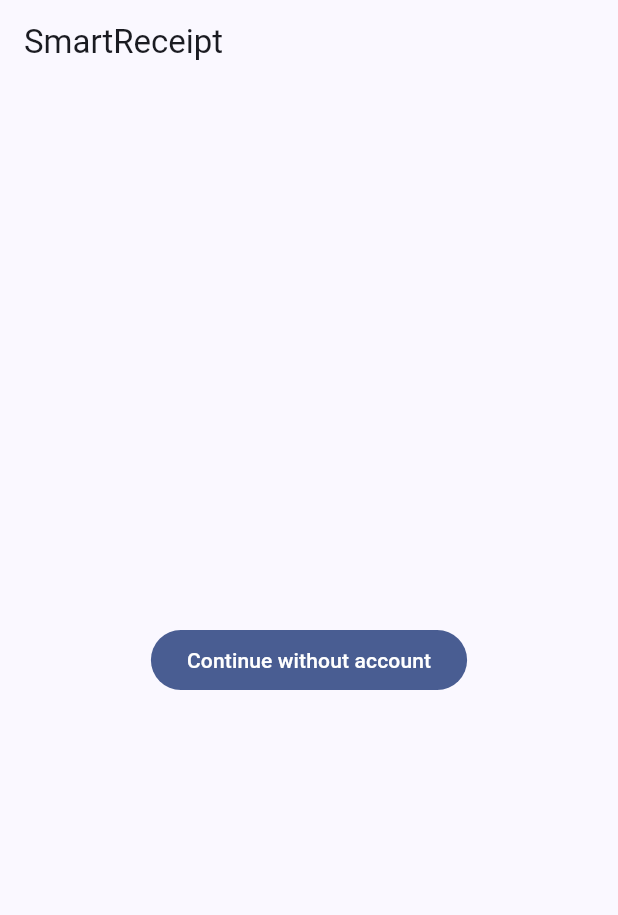
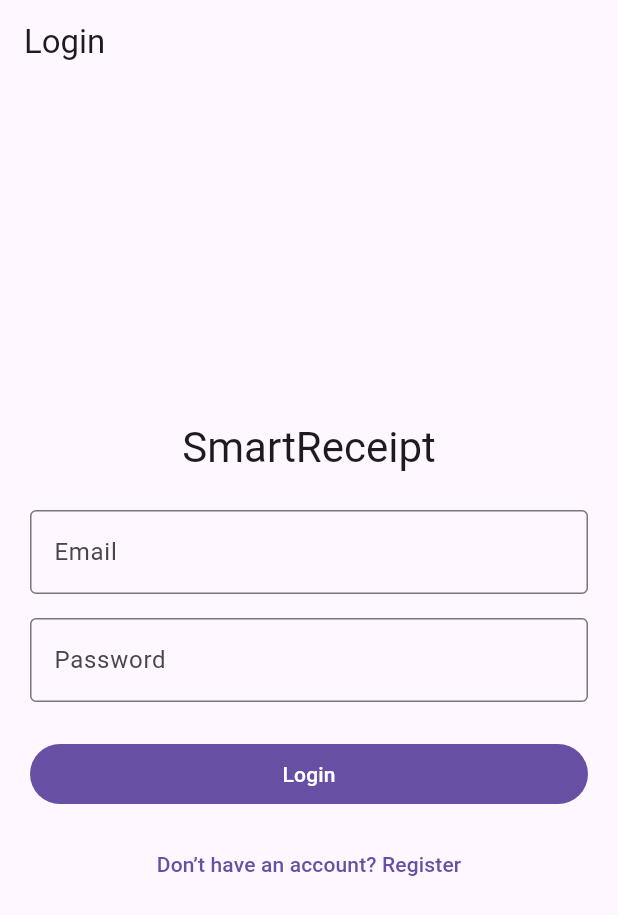
Before and after one commit to Vaibhs-11/smartreceipt-app, a Flutter app: the screen it shows after launch, on a phone screen of 412 x 824 dp. Shown: the top 915 px of the screen. Run offline on Flutter 3.47's test engine with Material 3 defaults, Android fonts, the phone set to English and light mode, and no system bars; our stand-ins replace cloud_firestore, equatable, firebase_auth, firebase_core, firebase_storage, flutter_dotenv and 3 more; accounts and stored records are empty.

Commit message:
adding sign in

```diff
--- a/lib/data/services/auth/auth_service.dart
+++ b/lib/data/services/auth/auth_service.dart
@@ -1,5 +1,5 @@
 import 'dart:async';
-import 'package:firebase_auth/firebase_auth.dart';
+//import 'package:firebase_auth/firebase_auth.dart';
 
 // Public model
 class AppUser {
@@ -11,6 +11,8 @@ class AppUser {
 abstract class AuthService {
   Stream<AppUser?> authStateChanges();
   Future<AppUser?> signInAnonymously();
+  Future<AppUser?> signInWithEmailAndPassword(String email, String password);
+  Future<AppUser?> createUserWithEmailAndPassword(String email, String password);
   Future<void> signOut();
 }
 
--- a/lib/main.dart
+++ b/lib/main.dart
@@ -3,10 +3,15 @@ import 'package:firebase_core/firebase_core.dart';
 import 'package:firebase_auth/firebase_auth.dart';
 import 'package:flutter_riverpod/flutter_riverpod.dart';
 import 'package:flutter_dotenv/flutter_dotenv.dart';
-import 'package:smartreceipt/presentation/app.dart';
+import 'package:smartreceipt/data/services/auth/firebase_auth_service.dart';
+import 'package:smartreceipt/presentation/screens/login_screen.dart';
+import 'package:smartreceipt/presentation/screens/home_screen.dart';
+import 'package:smartreceipt/presentation/screens/receipt_list_screen.dart';
 
 Future<void> main() async {
   WidgetsFlutterBinding.ensureInitialized();
+
+  // Load environment variables
   try {
     await dotenv.load(fileName: 'config/.env');
   } catch (_) {
@@ -16,18 +21,48 @@ Future<void> main() async {
       // Proceed without env; AppConfig will use safe defaults via maybeGet
     }
   }
+
+  // Initialize Firebase
   await Firebase.initializeApp();
-  // Ensure an anonymous user is signed in so a unique uid is available
-  try {
-    if (FirebaseAuth.instance.currentUser == null) {
-      await FirebaseAuth.instance.signInAnonymously();
-      print("No user logged in yet.");
-    } else {
-      print("User already logged in.");
-      print("Current UID: ${FirebaseAuth.instance.currentUser?.uid}");
-    }
-  } catch (_) {
-    // If sign-in fails, the app can still run; HomeScreen provides manual sign-in
-  }
+
   runApp(const ProviderScope(child: SmartReceiptApp()));
 }
+
+class SmartReceiptApp extends StatelessWidget {
+  const SmartReceiptApp({super.key});
+
+  @override
+  Widget build(BuildContext context) {
+    return MaterialApp(
+      title: 'SmartReceipt',
+      theme: ThemeData(primarySwatch: Colors.blue),
+      home: AuthGate(),
+    );
+  }
+}
+
+class AuthGate extends StatelessWidget {
+  @override
+  Widget build(BuildContext context) {
+    return StreamBuilder<User?>(
+      stream: FirebaseAuth.instance.authStateChanges(),
+      builder: (context, snapshot) {
+        if (snapshot.connectionState == ConnectionState.waiting) {
+          return const Scaffold(
+            body: Center(child: CircularProgressIndicator()),
+          );
+        }
+
+        if (snapshot.hasData) {
+          // User is logged in
+          print("User logged in with UID: ${snapshot.data!.uid}");
+          return const HomeScreen();
+        } else {
+          // User not logged in
+          print("No user logged in, redirecting to LoginScreen.");
+          return const LoginScreen();
+        }
+      },
+    );
+  }
+}
--- /dev/null
+++ b/lib/presentation/providers/auth_controller.dart
@@ -0,0 +1,54 @@
+import 'package:flutter_riverpod/flutter_riverpod.dart';
+import 'package:smartreceipt/data/services/auth/auth_service.dart';
+
+// 1. State class for authentication
+class AuthState {
+  const AuthState({this.isLoading = false, this.error});
+  final bool isLoading;
+  final Object? error;
+
+  bool get hasError => error != null;
+
+  AuthState copyWith({bool? isLoading, Object? error}) {
+    return AuthState(
+      isLoading: isLoading ?? this.isLoading,
+      // When updating, we either pass a new error or clear the existing one.
+      // Passing null to `error` will clear it.
+      error: error,
+    );
+  }
+}
+
+// 2. Controller to manage the state
+class AuthController extends StateNotifier<AuthState> {
+  AuthController(this._authService) : super(const AuthState());
+
+  final AuthService _authService;
+
+  // Helper to run an auth action and manage loading/error states
+  Future<void> _run(Future<void> Function() action) async {
+    // Set loading state and clear previous errors
+    state = state.copyWith(isLoading: true, error: null);
+    try {
+      await action();
+    } catch (e) {
+      state = state.copyWith(error: e);
+      rethrow; // Rethrow to be caught in the UI for snackbars, etc.
+    } finally {
+      // Always turn off loading state
+      state = state.copyWith(isLoading: false);
+    }
+  }
+
+  Future<void> signInWithEmailPassword(String email, String password) async {
+    await _run(() => _authService.signInWithEmailAndPassword(email, password));
+  }
+
+  Future<void> signUpWithEmailPassword(String email, String password) async {
+    await _run(() => _authService.createUserWithEmailAndPassword(email, password));
+  }
+
+  Future<void> signOut() async {
+    await _run(_authService.signOut);
+  }
+}
--- a/lib/presentation/providers/providers.dart
+++ b/lib/presentation/providers/providers.dart
@@ -5,7 +5,8 @@ import 'package:smartreceipt/data/repositories/firebase/firebase_receipt_reposit
 import 'package:smartreceipt/data/services/ai/ai_tagging_service.dart';
 import 'package:smartreceipt/data/services/ai/openai_tagger_stub.dart';
 import 'package:smartreceipt/data/services/auth/auth_service.dart';
-import 'package:smartreceipt/data/services/auth/firebase_auth_service.dart';
+import 'package:smartreceipt/data/services/auth/firebase_auth_service.dart' as fb_impl;
+import 'package:smartreceipt/presentation/providers/auth_controller.dart';
 import 'package:smartreceipt/core/config/app_config.dart';
 import 'package:smartreceipt/data/services/notifications/notifications_service.dart';
 import 'package:smartreceipt/data/services/ocr/google_vision_ocr_stub.dart';
@@ -18,7 +19,24 @@ import 'package:smartreceipt/domain/usecases/get_receipts.dart';
 final Provider<AuthService> authServiceProvider = Provider<AuthService>((ref) {
   final AppConfig config = ref.read(appConfigProvider);
   //if (config.useStubs) return AuthServiceStub();
-  return FirebaseAuthService();
+  return fb_impl.FirebaseAuthService();
+});
+
+// Stream of the current user (null when logged out)
+final authStateProvider = StreamProvider<AppUser?>((ref) {
+  return ref.watch(authServiceProvider).authStateChanges();
+});
+
+final authControllerProvider =
+    StateNotifierProvider<AuthController, AuthState>((ref) {
+  final authService = ref.watch(authServiceProvider);
+  return AuthController(authService);
+});
+
+// Convenience: expose current uid (null if signed out)
+final currentUidProvider = Provider<String?>((ref) {
+  final auth = ref.watch(authStateProvider).value;
+  return auth?.uid;
 });
 
 final Provider<OcrService> ocrServiceProvider = Provider<OcrService>((ref) {
--- a/lib/presentation/screens/home_screen.dart
+++ b/lib/presentation/screens/home_screen.dart
@@ -1,6 +1,5 @@
 import 'package:flutter/material.dart';
 import 'package:flutter_riverpod/flutter_riverpod.dart';
-import 'package:smartreceipt/data/services/auth/auth_service.dart';
 import 'package:smartreceipt/presentation/routes/app_routes.dart';
 import 'package:smartreceipt/presentation/screens/receipt_list_screen.dart';
 import 'package:smartreceipt/presentation/providers/providers.dart';
@@ -10,22 +9,9 @@ class HomeScreen extends ConsumerWidget {
 
   @override
   Widget build(BuildContext context, WidgetRef ref) {
-    final AuthService auth = ref.watch(authServiceProvider);
-    return StreamBuilder<AppUser?>(
-      stream: auth.authStateChanges(),
-      builder: (BuildContext context, AsyncSnapshot<AppUser?> snapshot) {
-        final bool isAuthed = snapshot.data != null;
-        if (!isAuthed) {
-          return Scaffold(
-            appBar: AppBar(title: const Text('SmartReceipt')),
-            body: Center(
-              child: FilledButton(
-                onPressed: () => auth.signInAnonymously(),
-                child: const Text('Continue without account'),
-              ),
-            ),
-          );
-        }
+    // AuthGate ensures this screen is only shown when authenticated.
+    // We use `ref.read` as we only need the service for the signOut callback.
+    final auth = ref.read(authServiceProvider);
     return Scaffold(
       appBar: AppBar(
         title: const Text('Receipts'),
@@ -48,7 +34,5 @@ class HomeScreen extends ConsumerWidget {
         label: const Text('Add'),
       ),
     );
-      },
-    );
   }
 }
--- /dev/null
+++ b/lib/presentation/screens/login_screen.dart
@@ -0,0 +1,114 @@
+// login_screen.dart
+import 'package:flutter/material.dart';
+import 'package:flutter_riverpod/flutter_riverpod.dart';
+import 'package:smartreceipt/presentation/providers/providers.dart';
+import 'package:smartreceipt/presentation/screens/signup_screen.dart';
+
+
+class LoginScreen extends ConsumerStatefulWidget {
+  const LoginScreen({super.key});
+
+  @override
+  ConsumerState<LoginScreen> createState() => _LoginScreenState();
+}
+
+class _LoginScreenState extends ConsumerState<LoginScreen> {
+  final _emailController = TextEditingController();
+  final _passwordController = TextEditingController();
+
+  Future<void> _submit() async {
+    // Use the AuthController to handle business logic and state
+    final controller = ref.read(authControllerProvider.notifier);
+    final scaffold = ScaffoldMessenger.of(context);
+    try {
+      await controller.signInWithEmailPassword(
+        _emailController.text.trim(),
+        _passwordController.text.trim(),
+      );
+      // AuthGate will handle navigation on successful login
+    } catch (e) {
+      scaffold.showSnackBar(
+        SnackBar(content: Text(e.toString())),
+      );
+    }
+  }
+
+  @override
+  Widget build(BuildContext context) {
+    final authState = ref.watch(authControllerProvider);
+    final isLoading = authState.isLoading;
+
+    return Scaffold(
+      appBar: AppBar(title: const Text('Login')),
+      body: SafeArea(
+        child: Center(
+          child: ConstrainedBox(
+            constraints: const BoxConstraints(maxWidth: 480),
+            child: SingleChildScrollView(
+              padding: const EdgeInsets.all(20),
+              child: Column(
+                children: [
+                  Text(
+                    'SmartReceipt',
+                    style: Theme.of(context).textTheme.headlineMedium,
+                  ),
+                  const SizedBox(height: 24),
+                  TextField(
+                    controller: _emailController,
+                    decoration: const InputDecoration(
+                      labelText: "Email",
+                      border: OutlineInputBorder(),
+                    ),
+                    keyboardType: TextInputType.emailAddress,
+                    textInputAction: TextInputAction.next,
+                    enabled: !isLoading,
+                  ),
+                  const SizedBox(height: 16),
+                  TextField(
+                    controller: _passwordController,
+                    decoration: const InputDecoration(
+                      labelText: "Password",
+                      border: OutlineInputBorder(),
+                    ),
+                    obscureText: true,
+                    onSubmitted: (_) => _submit(),
+                    enabled: !isLoading,
+                  ),
+                  if (authState.hasError && !isLoading)
+                    Padding(
+                      padding: const EdgeInsets.only(top: 16.0),
+                      child: Text(authState.error.toString(),
+                          style: TextStyle(color: Theme.of(context).colorScheme.error)),
+                    ),
+                  const SizedBox(height: 24),
+                  SizedBox(
+                    width: double.infinity,
+                    child: FilledButton(
+                      onPressed: isLoading ? null : _submit,
+                      child: isLoading
+                          ? const SizedBox(
+                              height: 18,
+                              width: 18,
+                              child: CircularProgressIndicator(strokeWidth: 2),
+                            )
+                          : const Text("Login"),
+                    ),
+                  ),
+                  const SizedBox(height: 12),
+                  TextButton(
+                    onPressed: isLoading ? null : () {
+                      Navigator.of(context).push(
+                        MaterialPageRoute(builder: (context) => const SignupScreen()),
+                      );
+                    },
+                    child: const Text("Don’t have an account? Register"),
+                  ),
+                ],
+              ),
+            ),
+          ),
+        ),
+      ),
+    );
+  }
+}
--- a/pubspec.yaml
+++ b/pubspec.yaml
@@ -39,7 +39,6 @@ dependencies:
   # UI & Theming
   flutter_material_color_picker: ^1.2.0
   intl: ^0.20.2
-  shared_preferences: ^2.5.3
 
 dev_dependencies:
   flutter_test:
```
Also changed, not shown: lib/data/services/auth/firebase_auth_service.dart (+46 -19 lines), lib/presentation/screens/signup_screen.dart (added, +191 -0 lines). Lines whose indentation alone changed are shown as unchanged.
